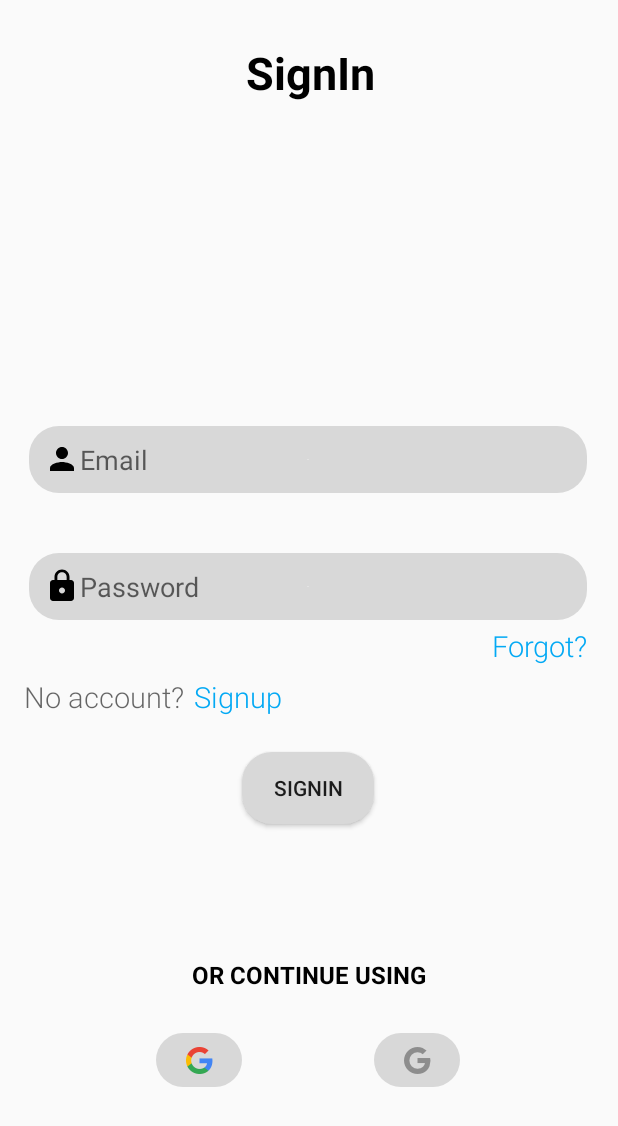
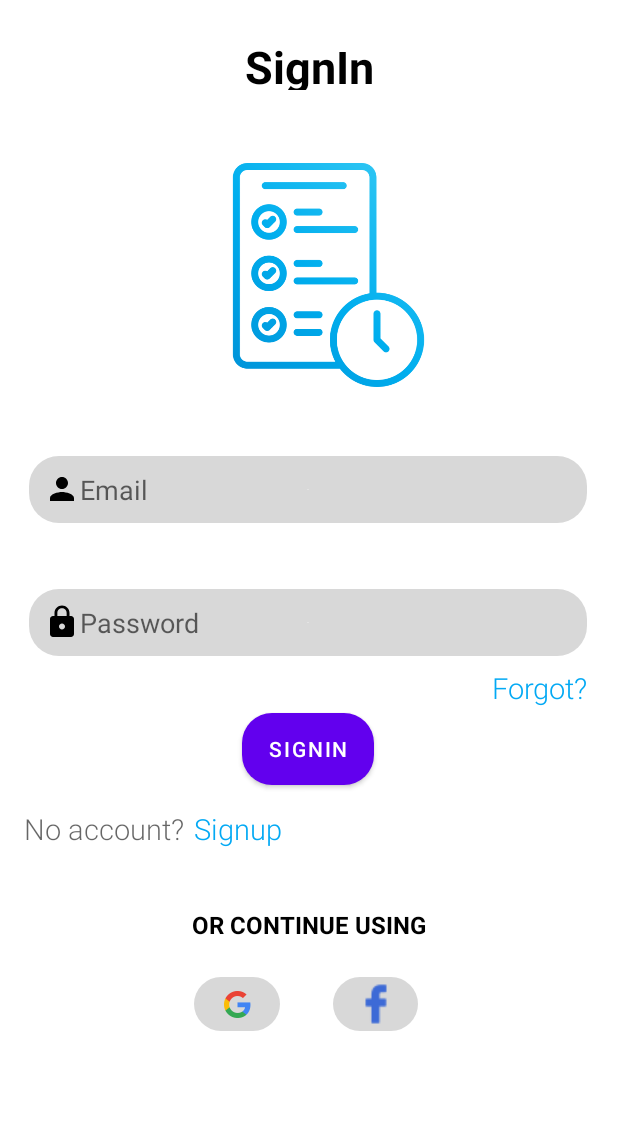
Before and after one commit to harsimranpaswan/timetable-manager, an Android app: the layout sign_in.xml on its own in the app's theme, with its tools: preview values and no code run, on a phone screen of 412 x 824 dp. Shown: the top 1126 px of the screen. Run offline under Robolectric (Android 15) with nearby library versions, the phone set to English and light mode, and no system bars; Roboto replaces fonts that are not available here.

```diff
--- a/app/src/main/java/Adapters/FragmentAdapter.java
+++ b/app/src/main/java/Adapters/FragmentAdapter.java
@@ -7,6 +7,7 @@ import androidx.viewpager2.adapter.FragmentStateAdapter;
 
 import com.workshop.ttm.AddTask;
 import com.workshop.ttm.Postponed;
+import com.workshop.ttm.Profile;
 import com.workshop.ttm.Settings;
 import com.workshop.ttm.Status;
 import com.workshop.ttm.Tasks;
@@ -26,7 +27,7 @@ public class FragmentAdapter extends FragmentStateAdapter {
             case 1: return new Postponed();
             case 2: return new AddTask();
             case 3: return new Status();
-            case 4: return new Settings();
+            case 4: return new Profile();
         }
         return new Tasks();
     }
--- a/app/src/main/res/layout/sign_in.xml
+++ b/app/src/main/res/layout/sign_in.xml
@@ -1,18 +1,16 @@
 <?xml version="1.0" encoding="utf-8"?>
-<androidx.constraintlayout.widget.ConstraintLayout
-    xmlns:android="http://schemas.android.com/apk/res/android"
+<androidx.constraintlayout.widget.ConstraintLayout xmlns:android="http://schemas.android.com/apk/res/android"
     xmlns:app="http://schemas.android.com/apk/res-auto"
     xmlns:tools="http://schemas.android.com/tools"
     android:layout_width="match_parent"
-    android:layout_height="match_parent"
-    >
+    android:layout_height="match_parent">
 
 
     <TextView
         android:id="@+id/textView2"
-        android:layout_width="415dp"
-        android:layout_height="wrap_content"
-        android:layout_marginTop="28dp"
+        android:layout_width="371dp"
+        android:layout_height="36dp"
+        android:layout_marginTop="24dp"
         android:fontFamily="@font/julius_sans_one"
         android:text="SignIn"
         android:textAlignment="center"
@@ -27,7 +25,7 @@
         android:id="@+id/log_mail"
         android:layout_width="372dp"
         android:layout_height="wrap_content"
-        android:layout_marginTop="284dp"
+        android:layout_marginTop="304dp"
         android:background="@drawable/round_button"
         android:drawableLeft="@drawable/ic_baseline_person_24"
         android:ems="10"
@@ -38,21 +36,6 @@
         app:layout_constraintHorizontal_bias="0.487"
         app:layout_constraintStart_toStartOf="parent"
         app:layout_constraintTop_toTopOf="parent" />
-
-    <TextView
-        android:id="@+id/log_forgot"
-        android:layout_width="wrap_content"
-        android:layout_height="wrap_content"
-        android:layout_marginTop="4dp"
-        android:fontFamily="sans-serif-light"
-        android:text="Forgot?"
-        android:textAlignment="textStart"
-        android:textColor="#03A9F4"
-        android:textSize="19sp"
-        app:layout_constraintEnd_toEndOf="parent"
-        app:layout_constraintHorizontal_bias="0.942"
-        app:layout_constraintStart_toStartOf="parent"
-        app:layout_constraintTop_toBottomOf="@+id/log_pass" />
 
     <TextView
         android:id="@+id/textView7"
@@ -67,11 +50,28 @@
         app:layout_constraintBaseline_toBaselineOf="@+id/log_signup"
         app:layout_constraintStart_toStartOf="parent" />
 
+    <TextView
+        android:id="@+id/log_signup"
+        android:layout_width="wrap_content"
+        android:layout_height="wrap_content"
+
+        android:layout_marginTop="16dp"
+        android:layout_marginEnd="204dp"
+        android:fontFamily="sans-serif-light"
+        android:text="Signup"
+        android:textAlignment="textStart"
+        android:textColor="#03A9F4"
+        android:textSize="19sp"
+        app:layout_constraintEnd_toEndOf="parent"
+        app:layout_constraintHorizontal_bias="0.25"
+        app:layout_constraintStart_toEndOf="@+id/textView7"
+        app:layout_constraintTop_toBottomOf="@+id/reg_signup" />
+
     <EditText
         android:id="@+id/log_pass"
         android:layout_width="372dp"
         android:layout_height="wrap_content"
-        android:layout_marginTop="40dp"
+        android:layout_marginTop="44dp"
         android:background="@drawable/round_button"
         android:drawableLeft="@drawable/ic_baseline_lock_24"
         android:ems="10"
@@ -83,79 +83,89 @@
         app:layout_constraintStart_toStartOf="parent"
         app:layout_constraintTop_toBottomOf="@+id/log_mail" />
 
-    <TextView
-        android:id="@+id/log_signup"
+    <Button
+        android:id="@+id/reg_signup"
         android:layout_width="wrap_content"
         android:layout_height="wrap_content"
-        android:layout_marginTop="8dp"
-
-        android:layout_marginEnd="204dp"
-        android:fontFamily="sans-serif-light"
-        android:text="Signup"
-        android:textAlignment="textStart"
-        android:textColor="#03A9F4"
-        android:textSize="19sp"
+        android:layout_marginTop="4dp"
+        android:background="@drawable/round_button"
+        android:text="SIGNIN"
         app:layout_constraintEnd_toEndOf="parent"
-        app:layout_constraintHorizontal_bias="0.25"
-        app:layout_constraintStart_toEndOf="@+id/textView7"
+        app:layout_constraintHorizontal_bias="0.498"
+        app:layout_constraintStart_toStartOf="parent"
         app:layout_constraintTop_toBottomOf="@+id/log_forgot" />
 
     <TextView
         android:id="@+id/textView9"
         android:layout_width="364dp"
         android:layout_height="wrap_content"
-        android:layout_marginBottom="28dp"
+        android:layout_marginTop="40dp"
         android:fontFamily="@font/julius_sans_one"
         android:text="OR CONTINUE USING"
         android:textAlignment="center"
         android:textColor="@color/black"
         android:textSize="16sp"
         android:textStyle="bold"
-        app:layout_constraintBottom_toTopOf="@+id/log_google"
         app:layout_constraintEnd_toEndOf="parent"
         app:layout_constraintHorizontal_bias="0.489"
-        app:layout_constraintStart_toStartOf="parent" />
+        app:layout_constraintStart_toStartOf="parent"
+        app:layout_constraintTop_toBottomOf="@+id/log_signup" />
+
+    <ImageButton
+        android:id="@+id/log_fb"
+        android:layout_width="0dp"
+        android:layout_height="36dp"
+        android:layout_marginTop="24dp"
+        android:layout_marginEnd="133dp"
+        android:background="@drawable/round_button"
+        app:layout_constraintBottom_toBottomOf="parent"
+        app:layout_constraintEnd_toEndOf="parent"
+        app:layout_constraintStart_toEndOf="@+id/log_google"
+        app:layout_constraintTop_toBottomOf="@+id/textView9"
+        app:layout_constraintVertical_bias="0.0"
+        app:srcCompat="@drawable/facebook48"
+        tools:ignore="MissingConstraints" />
 
     <ImageButton
         android:id="@+id/log_google"
-        android:layout_width="57dp"
+        android:layout_width="0dp"
         android:layout_height="36dp"
-        android:layout_marginEnd="56dp"
-        android:layout_marginBottom="28dp"
+        android:layout_marginStart="129dp"
+        android:layout_marginTop="24dp"
+        android:layout_marginEnd="35dp"
         android:background="@drawable/round_button"
         app:layout_constraintBottom_toBottomOf="parent"
         app:layout_constraintEnd_toStartOf="@+id/log_fb"
-        app:layout_constraintHorizontal_bias="0.764"
         app:layout_constraintStart_toStartOf="parent"
-        app:layout_constraintTop_toBottomOf="@+id/reg_signup"
-        app:layout_constraintVertical_bias="0.66"
+        app:layout_constraintTop_toBottomOf="@+id/textView9"
+        app:layout_constraintVertical_bias="0.0"
         app:srcCompat="@drawable/googleg_standard_color_18" />
 
-    <ImageButton
-        android:id="@+id/log_fb"
-        android:layout_width="57dp"
-        android:layout_height="36dp"
-        android:layout_marginBottom="28dp"
-        android:background="@drawable/round_button"
-        app:layout_constraintBottom_toBottomOf="parent"
-        app:layout_constraintEnd_toEndOf="parent"
-        app:layout_constraintHorizontal_bias="0.703"
-        app:layout_constraintStart_toStartOf="parent"
-        app:layout_constraintTop_toBottomOf="@+id/reg_signup"
-        app:layout_constraintVertical_bias="0.66"
-        app:srcCompat="@drawable/googleg_disabled_color_18"
-        tools:ignore="MissingConstraints" />
-
-    <Button
-        android:id="@+id/reg_signup"
+    <TextView
+        android:id="@+id/log_forgot"
         android:layout_width="wrap_content"
         android:layout_height="wrap_content"
-        android:layout_marginTop="24dp"
-        android:background="@drawable/round_button"
-        android:text="SIGNIN"
+        android:layout_marginTop="8dp"
+        android:fontFamily="sans-serif-light"
+        android:text="Forgot?"
+        android:textAlignment="textStart"
+        android:textColor="#03A9F4"
+        android:textSize="19sp"
         app:layout_constraintEnd_toEndOf="parent"
-        app:layout_constraintHorizontal_bias="0.498"
+        app:layout_constraintHorizontal_bias="0.942"
         app:layout_constraintStart_toStartOf="parent"
-        app:layout_constraintTop_toBottomOf="@+id/log_signup" />
+        app:layout_constraintTop_toBottomOf="@+id/log_pass" />
+
+    <ImageView
+        android:id="@+id/imageView2"
+        android:layout_width="155dp"
+        android:layout_height="149dp"
+        app:layout_constraintBottom_toTopOf="@+id/log_mail"
+        app:layout_constraintEnd_toEndOf="parent"
+        app:layout_constraintHorizontal_bias="0.55"
+        app:layout_constraintStart_toStartOf="parent"
+        app:layout_constraintTop_toBottomOf="@+id/textView2"
+        app:layout_constraintVertical_bias="0.515"
+        app:srcCompat="@drawable/tp" />
 
 </androidx.constraintlayout.widget.ConstraintLayout>
--- a/app/src/main/res/values/themes.xml
+++ b/app/src/main/res/values/themes.xml
@@ -1,6 +1,6 @@
 <resources xmlns:tools="http://schemas.android.com/tools">
     <!-- Base application theme. -->
-    <style name="Theme.TimetableManager" parent="Theme.AppCompat.Light.NoActionBar">
+    <style name="Theme.TimetableManager" parent="Theme.MaterialComponents.DayNight.DarkActionBar">
         <!-- Primary brand color. -->
         <item name="colorPrimary">@color/purple_500</item>
         <item name="colorPrimaryVariant">@color/purple_700</item>
```
Also changed, not shown: app/src/main/java/com/workshop/ttm/Profile.java (added, +45 -0 lines), app/src/main/res/layout/fragment_profile.xml (added, +34 -0 lines), app/src/main/res/drawable-v24/facebook48.png (added), app/src/main/res/drawable-v24/tp.png (added).
